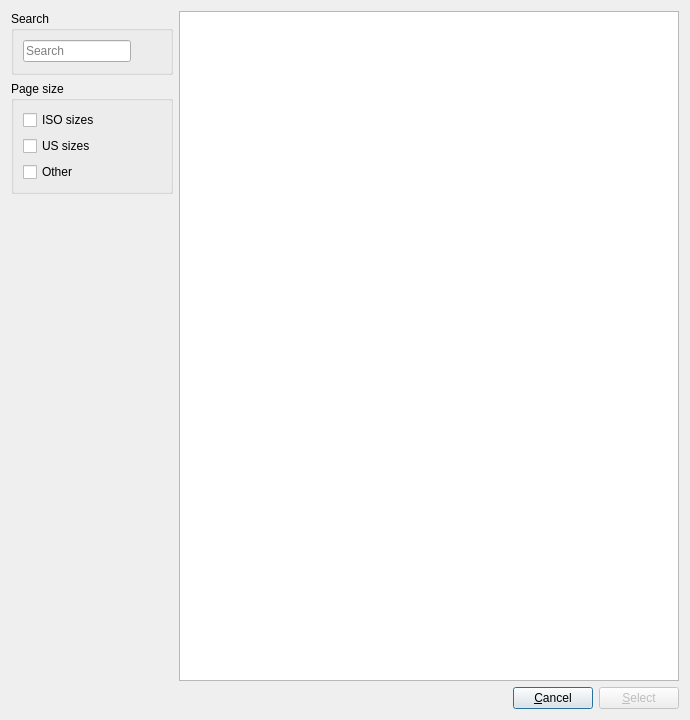
Before: the Qt Designer form glabels/ui/SelectProductDialog.ui in jimevins/glabels-qt, drawn with Qt 5.
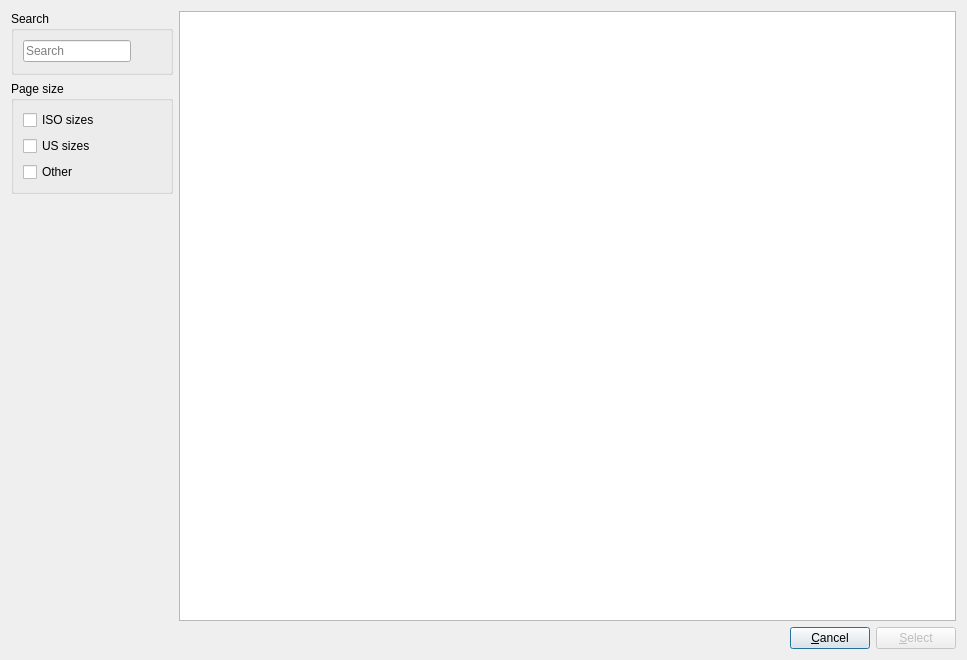
After: the same form once the commit is applied. Icons and pictures are not drawn. Custom widgets are drawn as their Qt base class.

```diff
--- a/glabels/ui/SelectProductDialog.ui
+++ b/glabels/ui/SelectProductDialog.ui
@@ -6,8 +6,8 @@
    <rect>
     <x>0</x>
     <y>0</y>
-    <width>690</width>
-    <height>720</height>
+    <width>967</width>
+    <height>660</height>
    </rect>
   </property>
   <property name="windowTitle">
```
